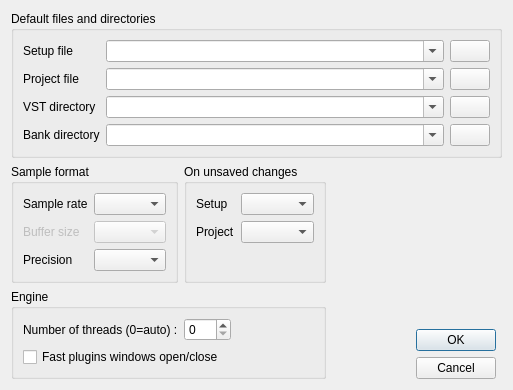
First picture: the form in src/common/views/configdialog.ui, repository CtrlBrk/vstboard, before the edit.
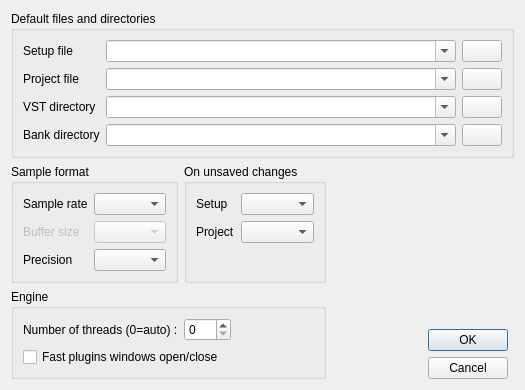
Second picture: the form after the edit. Icons and pictures are not drawn.

The edit to the form file:
```diff
--- a/src/common/views/configdialog.ui
+++ b/src/common/views/configdialog.ui
@@ -6,7 +6,7 @@
    <rect>
     <x>0</x>
     <y>0</y>
-    <width>513</width>
+    <width>525</width>
     <height>370</height>
    </rect>
   </property>
```
